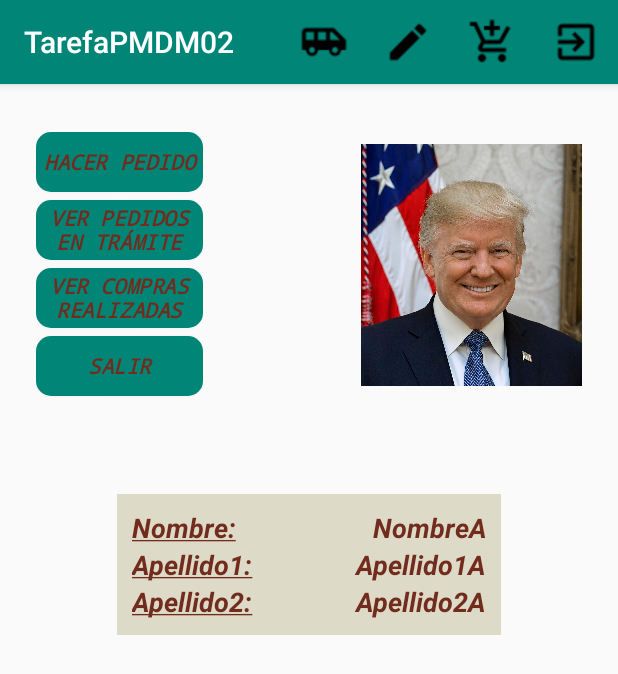
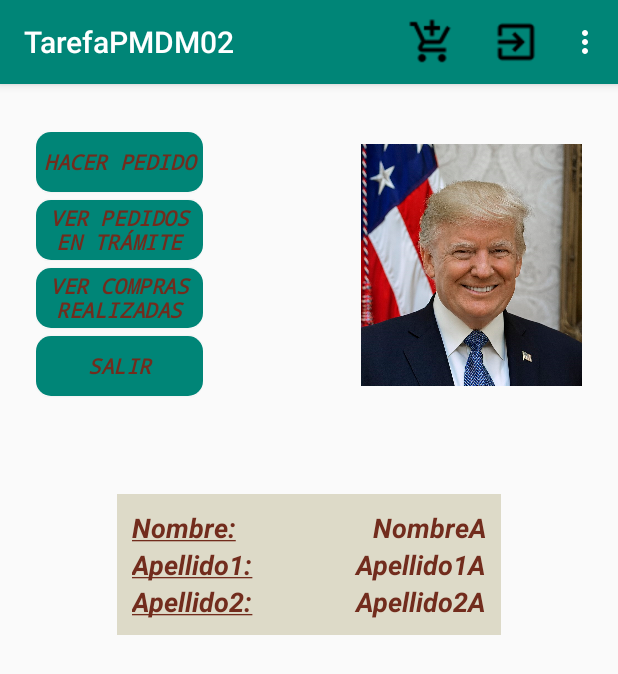
Before and after one commit to josito69/TarefaPMDM02, an Android app: the cliente screen opened directly, with no data from a screen before it, on a phone screen of 412 x 824 dp. Shown: the top 674 px of the screen. Run offline under Robolectric (Android 15) with nearby library versions, the phone set to English and light mode, and no system bars.

Commit message:
Version 1.0

```diff
--- a/app/src/main/res/layout-w320dp-land/activity_cliente.xml
+++ b/app/src/main/res/layout-w320dp-land/activity_cliente.xml
@@ -21,7 +21,7 @@
             android:layout_width="match_parent"
             android:layout_height="25dp"
             android:onClick="facerPedido"
-            android:text="Facer pedido" />
+            android:text="@string/hacer_pedido" />
 
         <Space
             android:layout_width="match_parent"
@@ -33,7 +33,7 @@
             android:layout_width="match_parent"
             android:layout_height="25dp"
             android:onClick="ver_pedidos_tramite"
-            android:text="Ver pedidos en trámite" />
+            android:text="@string/pedidos_tramite" />
 
         <Space
             android:layout_width="match_parent"
@@ -45,7 +45,7 @@
             android:layout_width="match_parent"
             android:layout_height="25dp"
             android:onClick="ver_compras_realizads"
-            android:text="Ver compras realizadas" />
+            android:text="@string/listado_compras" />
 
         <Space
             android:layout_width="match_parent"
@@ -57,7 +57,7 @@
             android:layout_width="match_parent"
             android:layout_height="25dp"
             android:onClick="finalizar"
-            android:text="Salir" />
+            android:text="@string/salir" />
     </LinearLayout>
 
     <ImageView
--- a/app/src/main/res/menu/menu_opciones.xml
+++ b/app/src/main/res/menu/menu_opciones.xml
@@ -5,21 +5,21 @@
     <item
         android:id="@+id/op1"
         android:icon="@drawable/delivery"
-        android:title="Ver pedidos en trámite"
-        app:showAsAction="always" />
+        android:title="@string/pedidos_tramite"
+        app:showAsAction="ifRoom" />
     <item
         android:id="@+id/op2"
         android:icon="@drawable/editar"
-        android:title="Facer pedido"
-        app:showAsAction="always" />
+        android:title="@string/hacer_pedido"
+        app:showAsAction="ifRoom" />
     <item
         android:id="@+id/op3"
         android:icon="@drawable/carrito"
-        android:title="Ver compras realizadas"
+        android:title="@string/listado_compras"
         app:showAsAction="always" />
     <item
         android:id="@+id/op4"
         android:icon="@drawable/slir"
-        android:title="Salir"
+        android:title="@string/salir"
         app:showAsAction="always" />
 </menu>
```
Also changed, not shown: app/src/main/java/com/example/tarefapmdm02/Facer_Pedido.java (+6 -6 lines).
